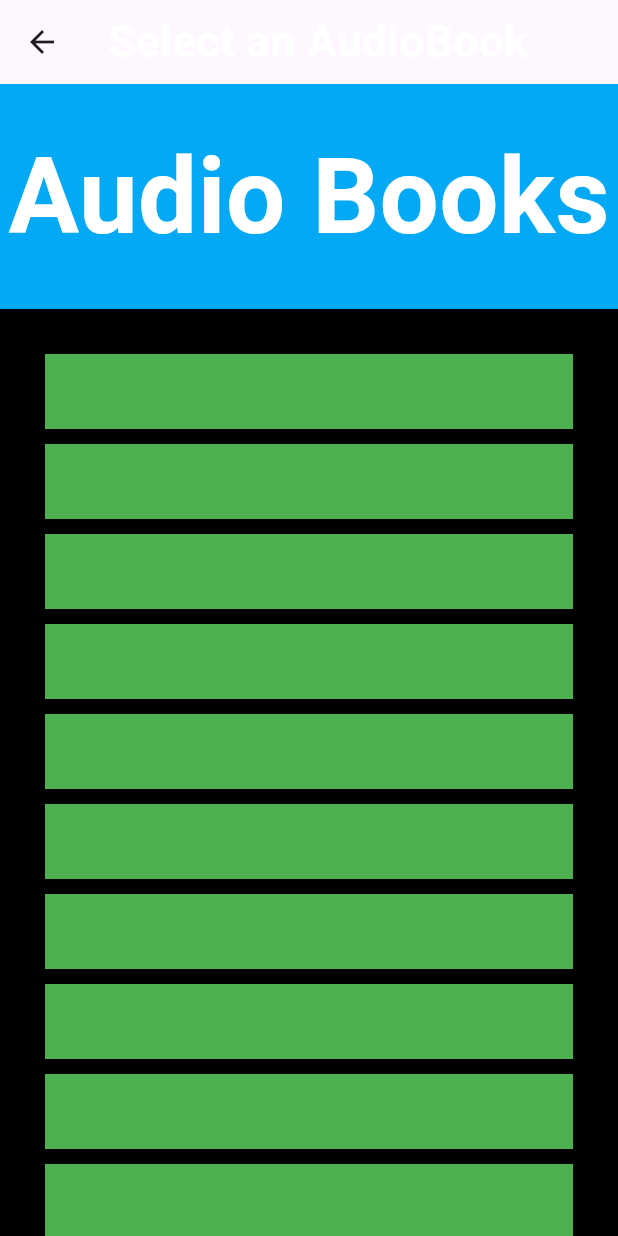
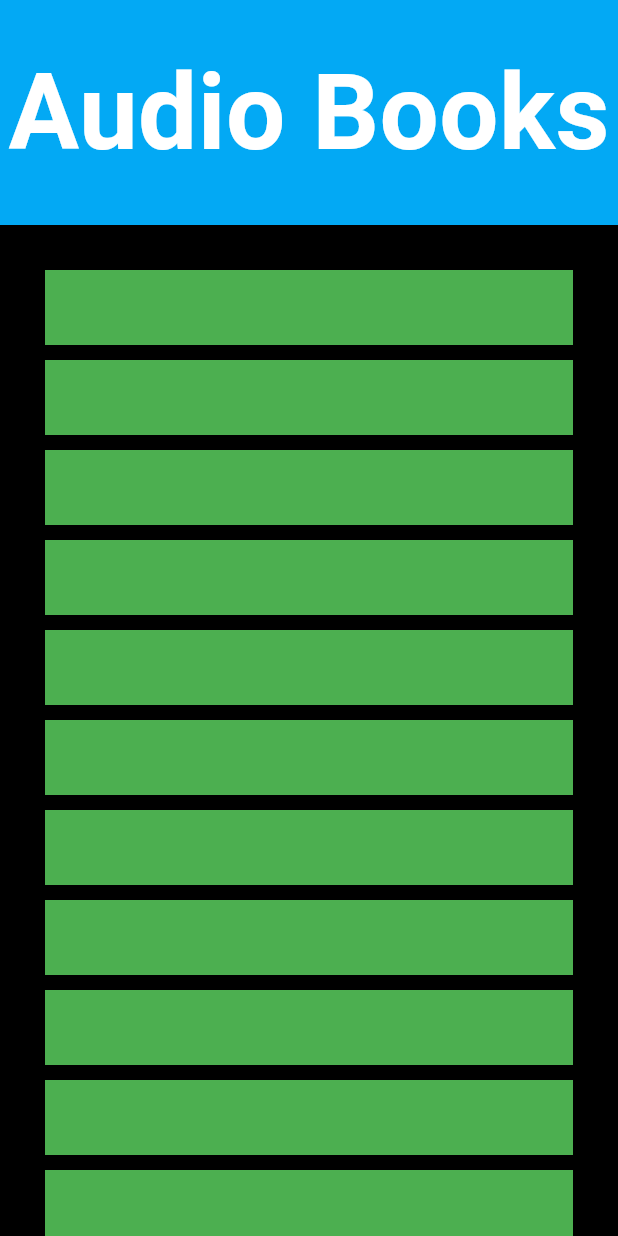
Before and after one commit to ElijahY123/BookHelper, a Flutter app: the AudioBook screen opened directly, on a phone screen of 412 x 824 dp. Run offline on Flutter 3.47's test engine with Material 3 defaults, Android fonts, the phone set to English and light mode, and no system bars; our stand-ins replace google_fonts.

Commit message:
still working on the ui of the audiobook page

```diff
--- a/lib/views/audioBook.dart
+++ b/lib/views/audioBook.dart
@@ -8,17 +8,6 @@ class AudioBook extends StatelessWidget {
   @override
   Widget build(BuildContext context) {
     return Scaffold(
-      appBar: AppBar(
-        centerTitle: true,
-        title: const Text(
-          "Select an AudioBook",
-          style: TextStyle(
-            fontSize: 30,
-            fontWeight: FontWeight.bold,
-            color: Colors.white
-          ),
-        ),
-      ),
       backgroundColor: Colors.black,
       body: Center(
         child: ListView(
@@ -50,7 +39,7 @@ class AudioBook extends StatelessWidget {
                         ),
                         SingleChildScrollView(
                             child: Column(
-                              children: List.generate(10, (index) {
+                              children: List.generate(15, (index) {
                                 return Padding(
                                     padding: const EdgeInsets.only(left: 30, right: 30, bottom: 10),
                                   child: GestureDetector(
```
